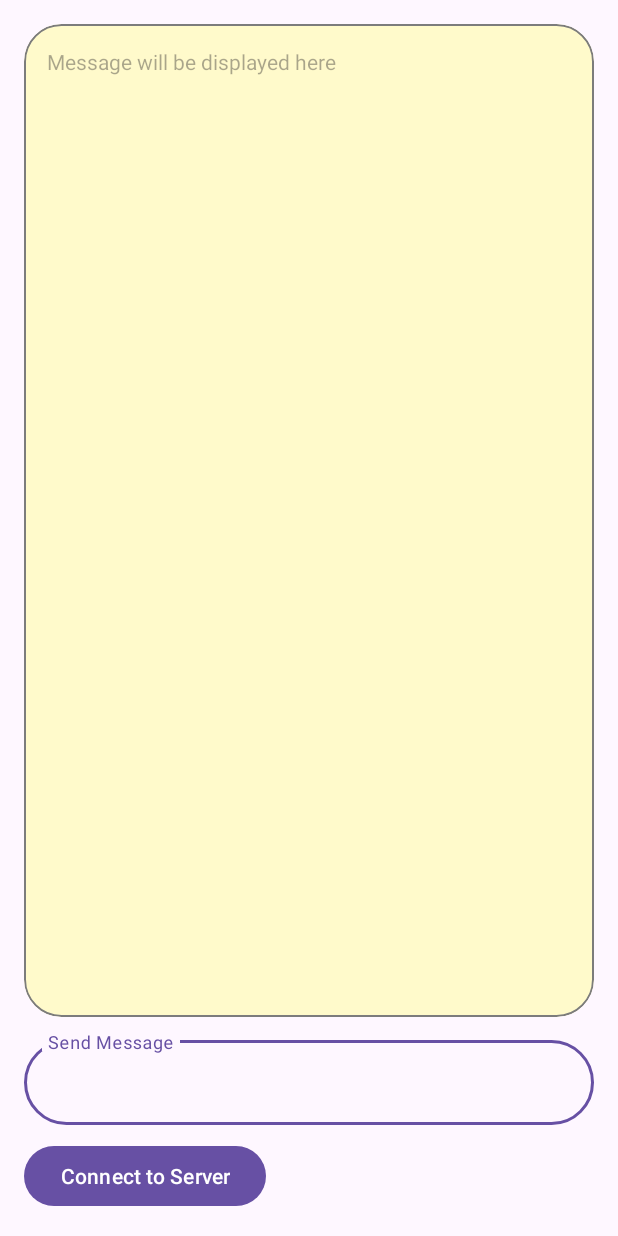
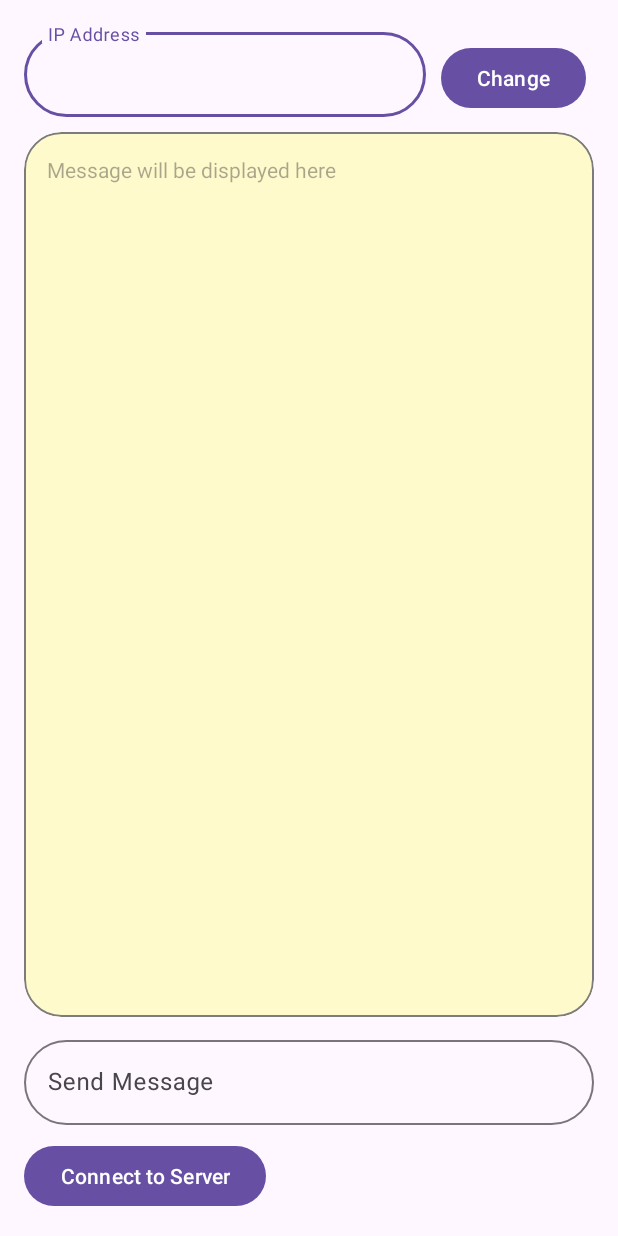
Before and after one commit to madhurmehta007/Client_Mini_Project, an Android app: the layout activity_main.xml on its own in the app's theme, with its tools: preview values and no code run, on a phone screen of 412 x 824 dp. Run offline under Robolectric (Android 15) with nearby library versions, the phone set to English and light mode, and no system bars.

```diff
--- a/app/build.gradle
+++ b/app/build.gradle
@@ -23,6 +23,10 @@ android {
             proguardFiles getDefaultProguardFile('proguard-android-optimize.txt'), 'proguard-rules.pro'
         }
     }
+    buildFeatures {
+        viewBinding true
+        dataBinding true
+    }
     compileOptions {
         sourceCompatibility JavaVersion.VERSION_1_8
         targetCompatibility JavaVersion.VERSION_1_8
--- a/app/src/main/res/layout/activity_main.xml
+++ b/app/src/main/res/layout/activity_main.xml
@@ -7,45 +7,45 @@
     android:orientation="vertical"
     android:padding="16dp">
 
-<!--    <LinearLayout-->
-<!--        android:layout_width="match_parent"-->
-<!--        android:layout_height="wrap_content"-->
-<!--        android:orientation="horizontal">-->
+    <LinearLayout
+        android:layout_width="match_parent"
+        android:layout_height="wrap_content"
+        android:orientation="horizontal">
 
-<!--    <com.google.android.material.textfield.TextInputLayout-->
-<!--        android:id="@+id/searchLayout"-->
-<!--        android:layout_width="match_parent"-->
-<!--        android:layout_height="wrap_content"-->
-<!--        android:layout_marginBottom="10dp"-->
-<!--        android:layout_marginHorizontal="10dp"-->
-<!--        android:layout_weight="1"-->
-<!--        app:boxCornerRadiusBottomEnd="30dp"-->
-<!--        app:boxCornerRadiusBottomStart="30dp"-->
-<!--        app:boxCornerRadiusTopEnd="30dp"-->
-<!--        app:boxCornerRadiusTopStart="30dp"-->
-<!--        app:layout_constraintStart_toStartOf="parent"-->
-<!--        app:layout_constraintTop_toTopOf="parent">-->
+    <com.google.android.material.textfield.TextInputLayout
+        android:id="@+id/searchLayout2"
+        android:layout_width="match_parent"
+        android:layout_height="wrap_content"
+        android:layout_marginBottom="10dp"
+        android:layout_marginEnd="10dp"
+        android:layout_weight="1"
+        app:boxCornerRadiusBottomEnd="30dp"
+        app:boxCornerRadiusBottomStart="30dp"
+        app:boxCornerRadiusTopEnd="30dp"
+        app:boxCornerRadiusTopStart="30dp"
+        app:layout_constraintStart_toStartOf="parent"
+        app:layout_constraintTop_toTopOf="parent">
 
-<!--        <com.google.android.material.textfield.TextInputEditText-->
-<!--            android:id="@+id/searchEditText"-->
-<!--            android:layout_width="match_parent"-->
-<!--            android:layout_height="wrap_content"-->
-<!--            android:hint="Send Message">-->
+        <com.google.android.material.textfield.TextInputEditText
+            android:id="@+id/etIp"
+            android:layout_width="match_parent"
+            android:layout_height="wrap_content"
+            android:hint="IP Address">
 
-<!--        </com.google.android.material.textfield.TextInputEditText>-->
-<!--    </com.google.android.material.textfield.TextInputLayout>-->
+        </com.google.android.material.textfield.TextInputEditText>
+    </com.google.android.material.textfield.TextInputLayout>
 
-<!--        <Button-->
-<!--            android:id="@+id/btnSearch"-->
-<!--            android:layout_width="wrap_content"-->
-<!--            android:layout_height="wrap_content"-->
-<!--            android:layout_marginRight="5dp"-->
-<!--            android:layout_gravity="center_vertical"-->
-<!--            android:text="Send"-->
-<!--            app:layout_constraintBottom_toBottomOf="@id/searchLayout"-->
-<!--            app:layout_constraintEnd_toEndOf="parent"-->
-<!--            app:layout_constraintTop_toTopOf="@id/searchLayout" />-->
-<!--    </LinearLayout>-->
+        <Button
+            android:id="@+id/btnIP"
+            android:layout_width="wrap_content"
+            android:layout_height="wrap_content"
+            android:layout_marginRight="5dp"
+            android:layout_gravity="center_vertical"
+            android:text="Change"
+            app:layout_constraintBottom_toBottomOf="@id/searchLayout"
+            app:layout_constraintEnd_toEndOf="parent"
+            app:layout_constraintTop_toTopOf="@id/searchLayout" />
+    </LinearLayout>
 <com.google.android.material.card.MaterialCardView
     android:layout_width="match_parent"
     android:layout_height="0dp"
```
Also changed, not shown: app/src/main/java/dev/work/client_mini_project/MainActivity.kt (+15 -11 lines).
